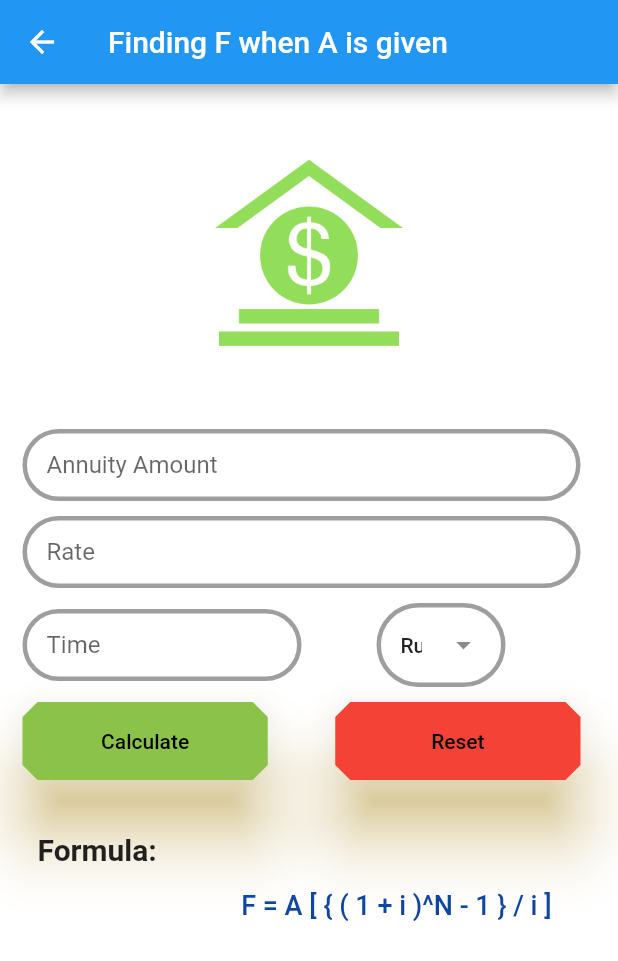
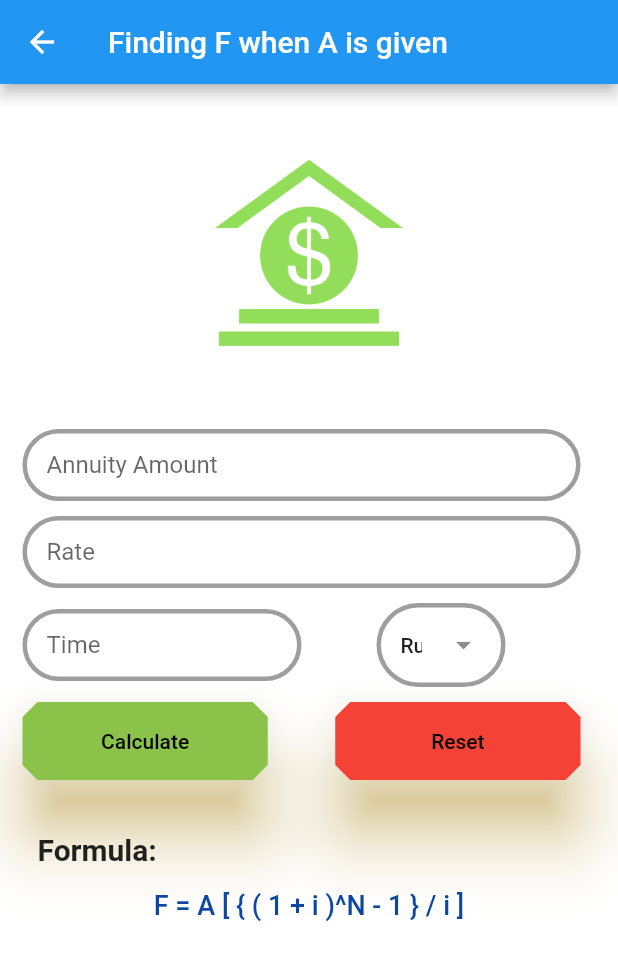
Before and after one commit to nishamghimire5/Economics-YoYo, a Flutter app: the FWhenAGiven screen opened directly, on a phone screen of 412 x 824 dp. Shown: the top 961 px of the screen. Run offline on Flutter 3.47's test engine with Material 2 defaults, Android fonts, the phone set to English and light mode, and no system bars.

Commit message:
f when a done completely

```diff
--- a/lib/formulas/f_when_a_given.dart
+++ b/lib/formulas/f_when_a_given.dart
@@ -334,14 +334,14 @@ class _FWhenAGivenState extends State<FWhenAGiven> {
                       ),
                     ),
                     Center(
-                      child: Text(
-                        '''
-                          F = A [ { ( 1 + i )^N - 1 } / i ]
-                          ''',
-                        style: TextStyle(
-                            fontSize: 18,
-                            fontWeight: FontWeight.w500,
-                            color: Colors.blue[900]),
+                      child: Center(
+                        child: Text(
+                          'F = A [ { ( 1 + i )^N - 1 } / i ]',
+                          style: TextStyle(
+                              fontSize: 18,
+                              fontWeight: FontWeight.w500,
+                              color: Colors.blue[900]),
+                        ),
                       ),
                     ),
                     Padding(
@@ -384,7 +384,7 @@ class _FWhenAGivenState extends State<FWhenAGiven> {
                           child: DataTable(
                             // dataRowMinHeight: 0, // Set dataRowHeight to 0
                             dividerThickness: 3.0, // Set dividerThickness to 0
-                            columnSpacing: 190,
+                            columnSpacing: 60,
                             columns: [
                               DataColumn(
                                 label: const Text(
@@ -397,17 +397,17 @@ class _FWhenAGivenState extends State<FWhenAGiven> {
                                   ),
                                 ),
                               ),
-                              // DataColumn(
-                              //   label: const Text(
-                              //     'Intrest',
-                              //     style: TextStyle(
-                              //       fontWeight: FontWeight.bold,
-                              //       fontStyle: FontStyle.italic,
-                              //       fontSize: 20,
-                              //       color: Colors.deepOrange,
-                              //     ),
-                              //   ),
-                              // ),
+                              DataColumn(
+                                label: const Text(
+                                  'Intrest',
+                                  style: TextStyle(
+                                    fontWeight: FontWeight.bold,
+                                    fontStyle: FontStyle.italic,
+                                    fontSize: 20,
+                                    color: Colors.deepOrange,
+                                  ),
+                                ),
+                              ),
                               DataColumn(
                                 label: const Text(
                                   'Amount',
@@ -459,11 +459,14 @@ class _FWhenAGivenState extends State<FWhenAGiven> {
 
     List<DataRow> rows = [];
 
-    for (int i = 1; i <= term; i++) {
-      double futureValue =
-          annuity * ((pow(1 + roi / 100, term - i + 1) - 1) / (roi / 100));
-      // double interestValue =
-      //     futureValue - (annuity * (pow(1 + roi / 100, term - i)));
+    double presentAmount = annuity *
+        ((pow(1 + (roi / 100), term) - 1) /
+            ((roi / 100) * pow(1 + (roi / 100), term)));
+
+    for (int i = 0; i <= term; i++) {
+      double amount = presentAmount * pow((1 + (roi / 100)), i);
+      double interestValue =
+          (roi / 100) * presentAmount * pow((1 + (roi / 100)), i - 1);
       rows.add(
         DataRow(
           cells: [
@@ -477,19 +480,19 @@ class _FWhenAGivenState extends State<FWhenAGiven> {
                 ),
               ),
             ),
-            // DataCell(
-            //   Text(
-            //     '$sign ${interestValue.toStringAsFixed(2)}',
-            //     style: TextStyle(
-            //       color: Colors.indigo,
-            //       fontSize: 19,
-            //       fontStyle: FontStyle.italic,
-            //     ),
-            //   ),
-            // ),
             DataCell(
               Text(
-                '$sign ${futureValue.toStringAsFixed(2)}',
+                '$sign ${interestValue.toStringAsFixed(2)}',
+                style: TextStyle(
+                  color: Colors.indigo,
+                  fontSize: 19,
+                  fontStyle: FontStyle.italic,
+                ),
+              ),
+            ),
+            DataCell(
+              Text(
+                '$sign ${amount.toStringAsFixed(2)}',
                 style: TextStyle(
                   color: Colors.indigo,
                   fontSize: 19,
```
